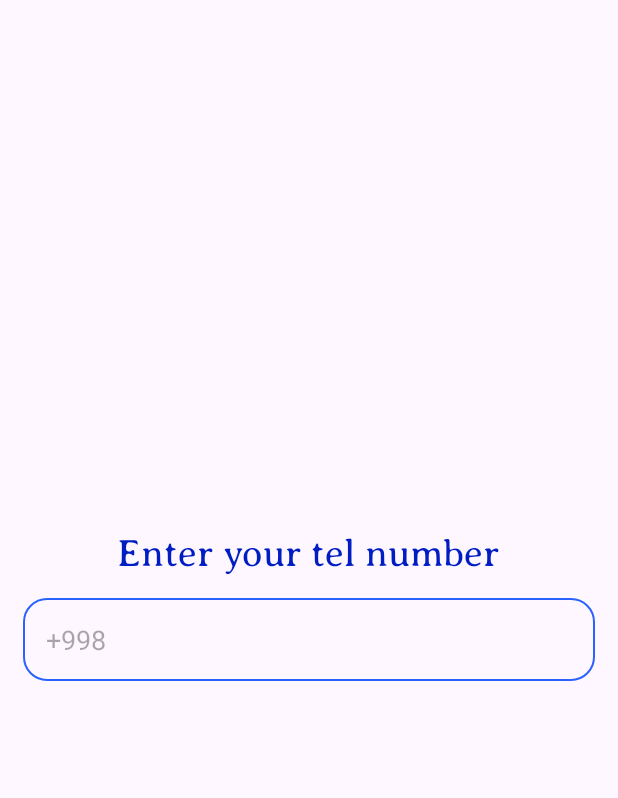
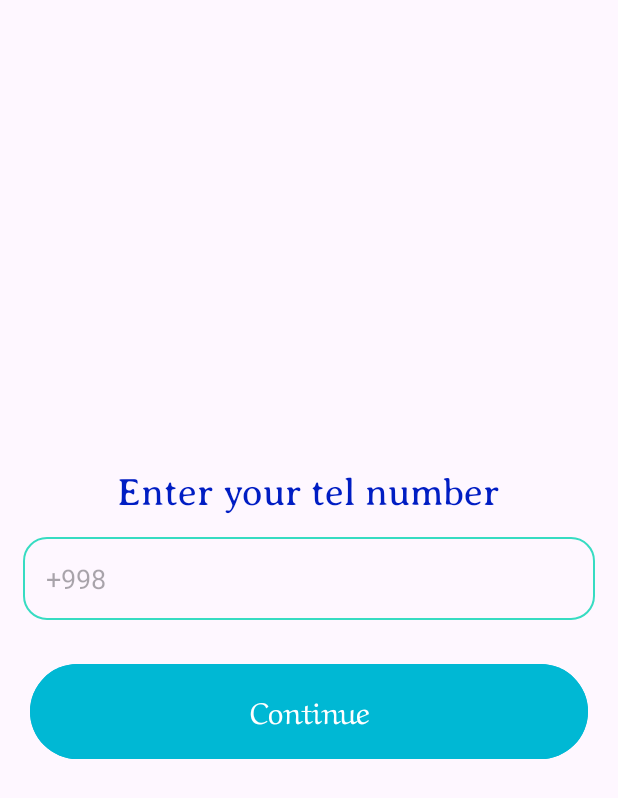
Before and after one commit to jurabek003/SimpleApp, an Android app: the layout fragment_auth.xml on its own in the app's theme, with its tools: preview values and no code run, on a phone screen of 412 x 824 dp. Shown: the top 798 px of the screen. Run offline under Robolectric (Android 15) with nearby library versions, the phone set to English and light mode, and no system bars; plain views replace MaskedEditText.

Commit message:
ui update

```diff
--- /dev/null
+++ b/app/src/main/res/drawable/shape_edt2.xml
@@ -0,0 +1,7 @@
+<?xml version="1.0" encoding="utf-8"?>
+<shape android:shape="rectangle" xmlns:android="http://schemas.android.com/apk/res/android">
+    <corners android:radius="15dp"/>
+    <stroke android:color="#37DCC2"
+        android:width="1.5dp"/>
+
+</shape>
--- a/app/src/main/res/layout/fragment_auth.xml
+++ b/app/src/main/res/layout/fragment_auth.xml
@@ -17,16 +17,29 @@
         android:textSize="25sp" />
 
     <com.vicmikhailau.maskededittext.MaskedEditText
+        android:id="@+id/edt_masc"
         android:layout_width="match_parent"
         android:layout_height="wrap_content"
         android:layout_gravity="center"
         android:layout_margin="15dp"
-        android:background="@drawable/shape_edt"
+        android:background="@drawable/shape_edt2"
         android:inputType="number"
         android:paddingVertical="15dp"
         app:mask="+998 (##) ### ## ##"
         android:hint="+998"
         android:paddingStart="15dp"
         />
+    <com.google.android.material.button.MaterialButton
+        android:id="@+id/btn_continue"
+        android:layout_width="match_parent"
+        android:layout_height="wrap_content"
+        android:layout_marginHorizontal="20dp"
+        android:text="Continue"
+        android:textSize="20sp"
+        android:backgroundTint="@color/enabled_false"
+        android:layout_marginTop="10dp"
+        android:fontFamily="@font/aref_ruqaa"
+        android:paddingVertical="15dp"/>
+
 
 </LinearLayout>
--- a/app/src/main/res/values/colors.xml
+++ b/app/src/main/res/values/colors.xml
@@ -2,4 +2,10 @@
 <resources>
     <color name="black">#FF000000</color>
     <color name="white">#FFFFFFFF</color>
+    <color name="border_view">#D0D5DD</color>
+    <color name="border_view2">#2962FF</color>
+    <color name="invalid_code">#F04438</color>
+    <color name="enabled_false">#00B8D4</color>
+
+
 </resources>
```
Also changed, not shown: app/build.gradle.kts (+18 -2 lines), app/src/main/java/uz/turgunboyevjurabek/simpleapp/ui/fragments/AuthFragment.kt (+26 -32 lines), app/src/main/java/uz/turgunboyevjurabek/simpleapp/ui/fragments/VerificationFragment.kt (+33 -1 lines), app/src/main/res/layout/fragment_verification.xml (+38 -5 lines), app/src/main/res/navigation/my_navigation.xml (+10 -1 lines).
